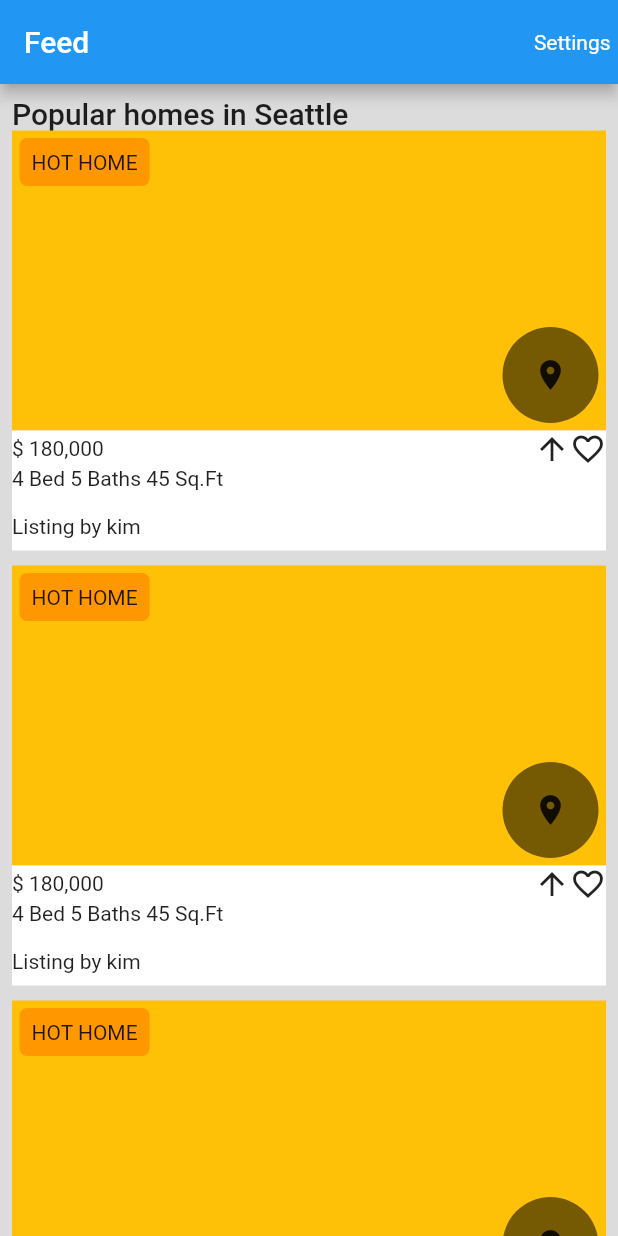
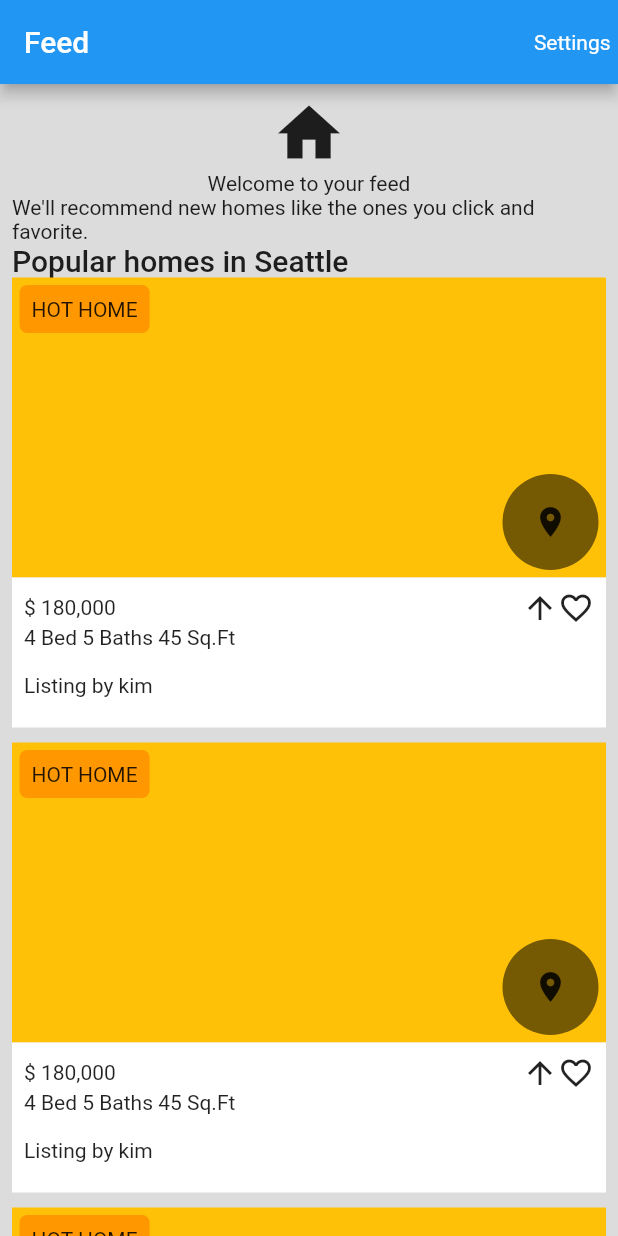
Before and after one commit to ChhailengTim/real-estate-app, a Flutter app: the screen it shows after launch, on a phone screen of 412 x 824 dp. Run offline on Flutter 3.47's test engine with Material 2 defaults, Android fonts, the phone set to English and light mode, and no system bars.

Commit message:
Update feed_screen.dart

```diff
--- a/lib/screens/feed_screen.dart
+++ b/lib/screens/feed_screen.dart
@@ -13,8 +13,7 @@ class FeedScreen extends StatelessWidget {
     String? address,
     String? lister,
   }) {
-    return Container(
-      child: Column(
+    return Column(
       crossAxisAlignment: CrossAxisAlignment.start,
       children: [
         Stack(
@@ -57,8 +56,10 @@ class FeedScreen extends StatelessWidget {
         ),
         Container(
           width: MediaQuery.of(context).size.width,
-            height: 80,
+          height: 100,
           color: Colors.white,
+          child: Padding(
+            padding: const EdgeInsets.all(8.0),
             child: Column(
               crossAxisAlignment: CrossAxisAlignment.start,
               children: [
@@ -92,8 +93,8 @@ class FeedScreen extends StatelessWidget {
               ],
             ),
           ),
+        ),
       ],
-      ),
     );
   }
 
@@ -127,6 +128,17 @@ class FeedScreen extends StatelessWidget {
           padding: const EdgeInsets.all(8.0),
           child: Column(
             children: [
+              Column(
+                children: const [
+                  Icon(
+                    Icons.home,
+                    size: 50,
+                  ),
+                  Text("Welcome to your feed"),
+                  Text(
+                      "We'll recommend new homes like the ones you click and favorite.")
+                ],
+              ),
               Container(
                 alignment: Alignment.centerLeft,
                 child: Text(
```
Lines whose indentation alone changed are shown as unchanged.
